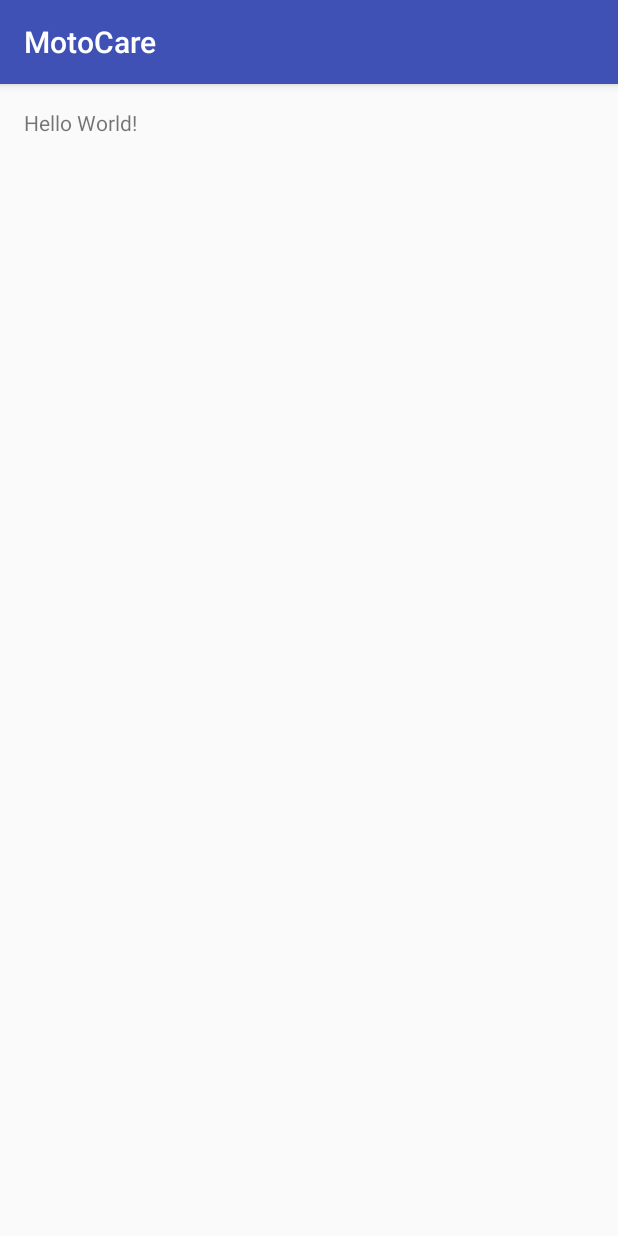
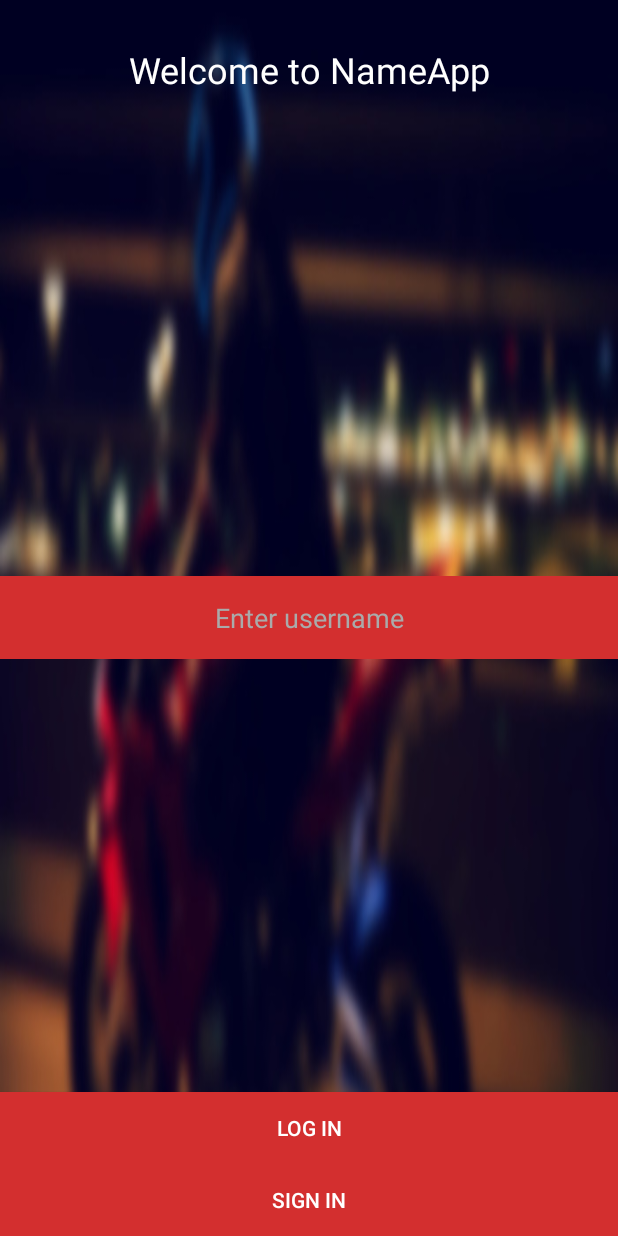
Before and after one commit to amirunpri2018/HackUPC17W, an Android app: the screen it shows after launch (MainActivity before the commit, LogInActivity after it), on a phone screen of 412 x 824 dp. Run offline under Robolectric (Android 15) with nearby library versions, the phone set to English and light mode, and no system bars.

Commit message:
Developing Android app

```diff
--- a/MotoCare/app/build.gradle
+++ b/MotoCare/app/build.gradle
@@ -6,7 +6,7 @@ android {
     defaultConfig {
         applicationId "com.hackupc2017w.motocare"
         minSdkVersion 22
-        targetSdkVersion 25
+        targetSdkVersion 22
         versionCode 1
         versionName "1.0"
         testInstrumentationRunner "android.support.test.runner.AndroidJUnitRunner"
@@ -25,5 +25,6 @@ dependencies {
         exclude group: 'com.android.support', module: 'support-annotations'
     })
     compile 'com.android.support:appcompat-v7:25.1.1'
+    compile 'com.squareup.retrofit2:retrofit:2.2.0'
     testCompile 'junit:junit:4.12'
 }
--- /dev/null
+++ b/MotoCare/app/src/main/java/com/hackupc2017w/motocare/LogInActivity.java
@@ -0,0 +1,34 @@
+package com.hackupc2017w.motocare;
+
+import android.content.Intent;
+import android.support.v7.app.AppCompatActivity;
+import android.os.Bundle;
+import android.view.View;
+import android.widget.Button;
+
+public class LogInActivity extends AppCompatActivity {
+
+    private Button mLogIn;
+    private Button mRegister;
+
+    @Override
+    protected void onCreate(Bundle savedInstanceState) {
+        super.onCreate(savedInstanceState);
+        setContentView(R.layout.activity_log_in);
+
+        mLogIn = (Button) findViewById(R.id.log_in_buton);
+        mRegister = (Button) findViewById(R.id.register_button);
+
+        mLogIn.setOnClickListener(new View.OnClickListener() {
+            @Override
+            public void onClick(View view) {
+                //TODO: Chekc if user exists in api database
+                //if exists then log in OK and intent to main activity
+                Intent i = new Intent(getApplicationContext(),MainActivity.class);
+                startActivity(i);
+                finish();
+            }
+        });
+
+    }
+}
--- /dev/null
+++ b/MotoCare/app/src/main/res/layout/activity_log_in.xml
@@ -0,0 +1,54 @@
+<?xml version="1.0" encoding="utf-8"?>
+<RelativeLayout xmlns:android="http://schemas.android.com/apk/res/android"
+    xmlns:tools="http://schemas.android.com/tools"
+    android:id="@+id/activity_log_in"
+    android:layout_width="match_parent"
+    android:layout_height="match_parent"
+    android:background="@drawable/login_screen_b"
+    tools:context="com.hackupc2017w.motocare.LogInActivity">
+
+    <TextView
+        android:layout_width="match_parent"
+        android:layout_height="wrap_content"
+        android:textColor="@android:color/white"
+        android:text="Welcome to NameApp"
+        android:gravity="center"
+        android:layout_marginTop="30dp"
+        android:textSize="24dp"
+        android:layout_alignParentTop="true"
+        android:layout_alignParentStart="true"
+        android:id="@+id/textView" />
+
+    <EditText
+        android:layout_width="match_parent"
+        android:layout_height="wrap_content"
+        android:gravity="center"
+        android:padding="15dp"
+        android:textColor="@android:color/white"
+        android:hint="Enter username"
+        android:textColorHint="@android:color/darker_gray"
+        android:background="@color/colorPrimaryDark"
+        android:layout_centerVertical="true"
+        android:id="@+id/username"
+        />
+
+    <Button
+        android:layout_width="match_parent"
+        android:layout_height="wrap_content"
+        android:id="@+id/register_button"
+        android:textColor="@android:color/white"
+        android:background="@color/colorPrimaryDark"
+        android:layout_alignParentBottom="true"
+        android:text="Sign In"/>
+
+    <Button
+        android:layout_width="match_parent"
+        android:layout_height="wrap_content"
+        android:id="@+id/log_in_buton"
+        android:textColor="@android:color/white"
+        android:background="@color/colorPrimaryDark"
+        android:layout_above="@id/register_button"
+        android:text="Log In"/>
+
+
+</RelativeLayout>
--- a/MotoCare/app/src/main/res/layout/activity_main.xml
+++ b/MotoCare/app/src/main/res/layout/activity_main.xml
@@ -1,17 +1,28 @@
 <?xml version="1.0" encoding="utf-8"?>
-<RelativeLayout xmlns:android="http://schemas.android.com/apk/res/android"
+<LinearLayout xmlns:android="http://schemas.android.com/apk/res/android"
     xmlns:tools="http://schemas.android.com/tools"
     android:id="@+id/activity_main"
     android:layout_width="match_parent"
     android:layout_height="match_parent"
-    android:paddingBottom="@dimen/activity_vertical_margin"
-    android:paddingLeft="@dimen/activity_horizontal_margin"
-    android:paddingRight="@dimen/activity_horizontal_margin"
-    android:paddingTop="@dimen/activity_vertical_margin"
+    android:orientation="vertical"
     tools:context="com.hackupc2017w.motocare.MainActivity">
 
-    <TextView
-        android:layout_width="wrap_content"
+    <Button
+        android:id="@+id/search_button"
+        android:layout_width="match_parent"
         android:layout_height="wrap_content"
-        android:text="Hello World!" />
-</RelativeLayout>
+        android:text="Search devices"/>
+    <Button
+        android:layout_width="match_parent"
+        android:layout_height="wrap_content"
+        android:id="@+id/search_stop"
+        android:text="Stop search"/>
+
+    <ListView
+        android:layout_margin="5dp"
+        android:id="@+id/list_view"
+        android:layout_width="match_parent"
+        android:layout_height="wrap_content">
+    </ListView>
+
+</LinearLayout>
--- /dev/null
+++ b/MotoCare/app/src/main/res/layout/simple_list_item_1.xml
@@ -0,0 +1,6 @@
+<?xml version="1.0" encoding="utf-8"?>
+
+<TextView android:layout_width="match_parent"
+    android:layout_height="wrap_content"
+    android:textColor="@android:color/black"
+    xmlns:android="http://schemas.android.com/apk/res/android" />
--- a/MotoCare/app/src/main/res/values/colors.xml
+++ b/MotoCare/app/src/main/res/values/colors.xml
@@ -1,6 +1,12 @@
 <?xml version="1.0" encoding="utf-8"?>
 <resources>
-    <color name="colorPrimary">#3F51B5</color>
-    <color name="colorPrimaryDark">#303F9F</color>
-    <color name="colorAccent">#FF4081</color>
+
+    <color name="colorPrimary">#F44336</color>
+    <color name="colorPrimaryDark">#D32F2F</color>
+    <color name="primary_light">#FFCDD2</color>
+    <color name="colorAccent">#7C4DFF</color>
+    <color name="primary_text">#212121</color>
+    <color name="secondary_text">#757575</color>
+    <color name="icons">#FFFFFF</color>
+    <color name="divider">#BDBDBD</color>
 </resources>
--- a/MotoCare/app/src/main/res/values/styles.xml
+++ b/MotoCare/app/src/main/res/values/styles.xml
@@ -8,4 +8,10 @@
         <item name="colorAccent">@color/colorAccent</item>
     </style>
 
+    <style name="LogInTheme" parent="AppTheme">
+        <!-- Customize your theme here. -->
+        <item name="windowNoTitle">true</item>
+        <item name="windowActionBar">false</item>
+    </style>
+
 </resources>
```
Also changed, not shown: MotoCare/app/src/main/AndroidManifest.xml (+21 -2 lines), MotoCare/app/src/main/java/com/hackupc2017w/motocare/BluetoothHelper.java (added, +122 -0 lines), MotoCare/app/src/main/java/com/hackupc2017w/motocare/BluetoothReciver.java (added, +17 -0 lines), MotoCare/app/src/main/java/com/hackupc2017w/motocare/BluetoothService.java (added, +26 -0 lines), MotoCare/app/src/main/java/com/hackupc2017w/motocare/MainActivity.java (+51 -1 lines), MotoCare/app/src/main/res/drawable/login_screen.jpg (added), MotoCare/app/src/main/res/drawable/login_screen_b.jpg (added).
